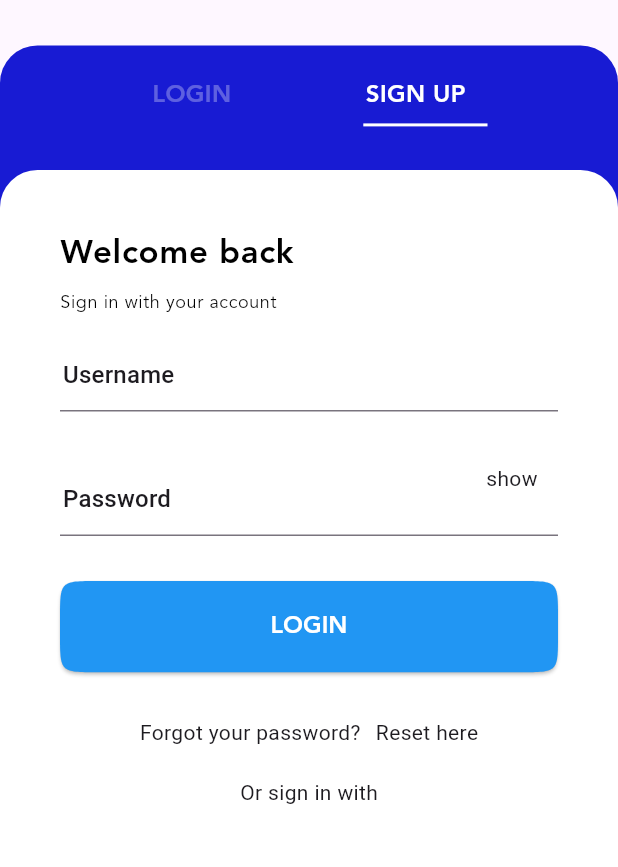
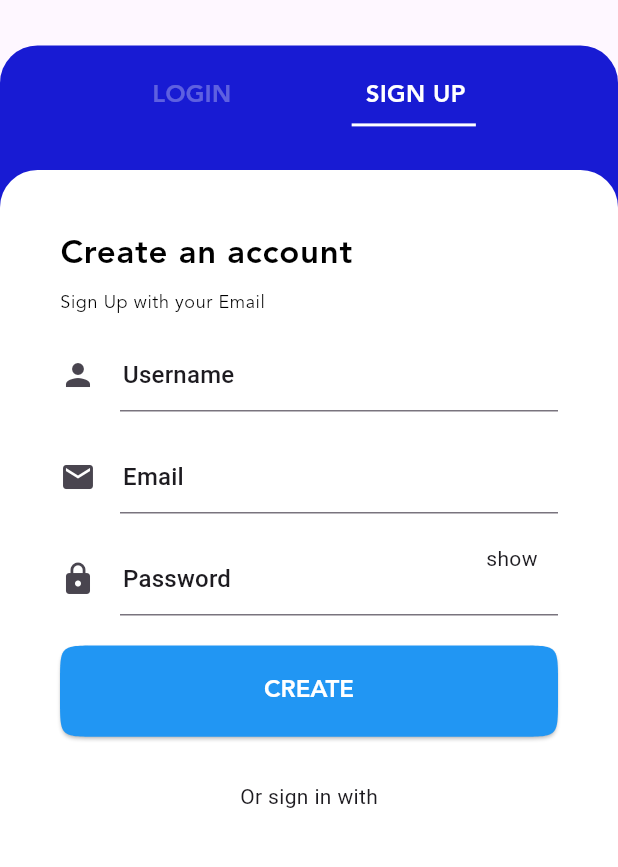
Before and after one commit to Kaspian021/Blog-Sys, a Flutter app: the SelectRegister screen opened by its route, after a tap on "SIGN UP", on a phone screen of 412 x 824 dp, the part 155-1022 px from its top. Run offline on Flutter 3.47's test engine with Material 3 defaults, Android fonts, the phone set to English and light mode, and no system bars; our stand-ins replace dots_indicator, flutter_spinkit, get.

Commit message:
chenge style register Screen

```diff
--- a/lib/controller/login_controller.dart
+++ b/lib/controller/login_controller.dart
@@ -4,12 +4,16 @@ import 'package:get/get.dart';
 
 class LoginController extends GetxController {
 
+  RxBool obscureTextBool = true.obs;
+  RxBool username = false.obs;
+  RxBool isEmailOk = false.obs;
+  RxBool isPassportOk = false.obs;
+
   TextEditingController textUserNameEditingController = TextEditingController();
   TextEditingController textPasswordUPEditingController = TextEditingController();
 
-  RxBool loginSelect = true.obs;
-  RxBool signUpSelect = false.obs;
-  RxBool obscureTextBool = true.obs;
+
+
 
 
 
--- a/lib/controller/register_controller.dart
+++ b/lib/controller/register_controller.dart
@@ -4,10 +4,14 @@ import 'package:get/get.dart';
 
 class RegisterController extends GetxController {
 
-  RxBool loginSelect = true.obs;
-  RxBool signUpSelect = false.obs;
+
   RxBool obscureTextBool = true.obs;
+  RxBool username = false.obs;
+  RxBool isEmailOk = false.obs;
+  RxBool isPassportOk = false.obs;
+
   TextEditingController textUserNameEditingController = TextEditingController();
+  TextEditingController textEmailEditingController = TextEditingController();
   TextEditingController textPasswordUPEditingController = TextEditingController();
 
 }
--- a/lib/view/Screens/register&Login/login_screen.dart
+++ b/lib/view/Screens/register&Login/login_screen.dart
@@ -5,12 +5,8 @@ import 'package:get/get.dart';
 
 // ignore: must_be_immutable
 
-
 class LoginScreen extends StatefulWidget {
-  const LoginScreen({
-    super.key,
-    required this.textStyle,
-  });
+  const LoginScreen({super.key, required this.textStyle});
 
   final TextTheme textStyle;
 
@@ -20,8 +16,7 @@ class LoginScreen extends StatefulWidget {
 
 class _LoginScreenState extends State<LoginScreen>
     with SingleTickerProviderStateMixin {
-
-      final controller= Get.find<LoginController>();
+  final controller = Get.find<LoginController>();
   @override
   void initState() {
     //animationController
@@ -39,10 +34,7 @@ class _LoginScreenState extends State<LoginScreen>
       ),
     );
 
-
-
     LoginAnimationScreen.animationController.forward();
-
 
     super.initState();
   }
@@ -66,7 +58,8 @@ class _LoginScreenState extends State<LoginScreen>
             padding: const EdgeInsets.all(40.0),
             child: AnimatedBuilder(
               builder: (context, widgets) {
-                return Column(
+                return Obx(
+                  () => Column(
                     children: [
                       Align(
                         alignment: Alignment.topLeft,
@@ -85,13 +78,20 @@ class _LoginScreenState extends State<LoginScreen>
                       ),
                       SizedBox(height: 16),
                       TextField(
+                        onChanged: (value) {
+                          if(value.isNotEmpty){
+                            controller.username.value=true;
+                          }else{
+                            controller.username.value=false;
+                          }
+                        },
                         style: widget.textStyle.titleSmall,
                         cursorHeight: 18,
                         cursorWidth: 1,
                         expands: false,
-                      controller:
-                          controller.textUserNameEditingController,
+                        controller: controller.textUserNameEditingController,
                         decoration: InputDecoration(
+                          icon: controller.username.value? Icon(Icons.check,color: Colors.green,) :Icon(Icons.person),
                           labelStyle: widget.textStyle.titleMedium,
                           label: Text('Username'),
                           fillColor: Colors.black,
@@ -101,15 +101,27 @@ class _LoginScreenState extends State<LoginScreen>
                         ),
                       ),
                       SizedBox(height: 35),
+                      //password
                       TextField(
+                        onChanged: (value) {
+
+                          if(value.isPassport){
+
+                            controller.isPassportOk.value=true;
+                          }else{
+                            controller.isPassportOk.value=false;
+                          }
+
+                        },
+
                         obscureText: controller.obscureTextBool.value,
                         style: widget.textStyle.titleSmall,
                         cursorHeight: 18,
                         cursorWidth: 1,
                         expands: false,
-                      controller:
-                          controller.textPasswordUPEditingController,
+                        controller: controller.textPasswordUPEditingController,
                         decoration: InputDecoration(
+                          icon: controller.isPassportOk.value? Icon(Icons.check,color: Colors.green,): Icon(Icons.lock),
                           labelStyle: widget.textStyle.titleMedium,
                           label: Text('Password'),
                           fillColor: Colors.black,
@@ -132,27 +144,15 @@ class _LoginScreenState extends State<LoginScreen>
                       SizedBox(height: 30),
                       ElevatedButton(
                         onPressed: () {},
-
                         style: ButtonStyle(
-                        backgroundColor: WidgetStateColor.resolveWith((
-                          callback,
-                        ) {
-                          if (callback.contains(WidgetState.pressed)) {
-                            return Colors.black;
-                          }
-                          return Colors.blue;
-                        }),
-                        animationDuration: Duration(seconds: 1),
-                        shape: WidgetStatePropertyAll(
-                          ContinuousRectangleBorder(
-                            borderRadius: BorderRadius.circular(25),
-                          ),
-                        ),
                           fixedSize: WidgetStatePropertyAll(
                             Size(Get.width / 1.2, Get.height / 13.53),
                           ),
                         ),
-                      child: Text('LOGIN', style: widget.textStyle.titleLarge),
+                        child: Text(
+                          'LOGIN',
+                          style: widget.textStyle.titleLarge,
+                        ),
                       ),
                       SizedBox(height: 30),
                       Row(
@@ -166,6 +166,7 @@ class _LoginScreenState extends State<LoginScreen>
                       SizedBox(height: 20),
                       Text('Or sign in with'),
                     ],
+                  ),
                 );
               },
               animation: LoginAnimationScreen.animationController,
@@ -175,11 +176,10 @@ class _LoginScreenState extends State<LoginScreen>
       ),
     );
   }
+
   @override
   void deactivate() {
-
     LoginAnimationScreen.animationController.dispose();
     super.deactivate();
   }
-
 }
--- a/lib/view/Screens/register&Login/register_screen.dart
+++ b/lib/view/Screens/register&Login/register_screen.dart
@@ -62,12 +62,13 @@ class _SignUpScreenState extends State<SignUpScreen>
             padding: const EdgeInsets.all(40.0),
             child: AnimatedBuilder(
               builder: (context, widgets) {
-                return Column(
+                return Obx(
+                  ()=> Column(
                     children: [
                       Align(
                         alignment: Alignment.topLeft,
                         child: Text(
-                        'Welcome back',
+                          'Create an account',
                           style: widget.textStyle.bodyLarge,
                         ),
                       ),
@@ -75,18 +76,27 @@ class _SignUpScreenState extends State<SignUpScreen>
                       Align(
                         alignment: Alignment.topLeft,
                         child: Text(
-                        'Sign in with your account',
+                          'Sign Up with your Email',
                           style: widget.textStyle.bodySmall,
                         ),
                       ),
                       SizedBox(height: 16),
+                      //Username
                       TextField(
+                        onChanged: (value) {
+                          if(value.isNotEmpty){
+                            controller.username.value=true;
+                          }else{
+                            controller.username.value=false;
+                          }
+                        },
                         style: widget.textStyle.titleSmall,
                         cursorHeight: 18,
                         cursorWidth: 1,
                         expands: false,
                         controller: controller.textUserNameEditingController,
                         decoration: InputDecoration(
+                          icon: controller.username.value? Icon(Icons.check,color: Colors.green,) :Icon(Icons.person),
                           labelStyle: widget.textStyle.titleMedium,
                           label: Text('Username'),
                           fillColor: Colors.black,
@@ -95,8 +105,48 @@ class _SignUpScreenState extends State<SignUpScreen>
                           hintFadeDuration: Duration(seconds: 1),
                         ),
                       ),
-                    SizedBox(height: 35),
+                      SizedBox(height: 20),
+                      //Email
                       TextField(
+                        onChanged: (value) {
+
+                          if(value.isEmail){
+
+                            controller.isEmailOk.value=true;
+                          }else{
+                            controller.isEmailOk.value=false;
+                          }
+
+                        },
+                        style: widget.textStyle.titleSmall,
+                        cursorHeight: 18,
+                        cursorWidth: 1,
+                        expands: false,
+                        controller: controller.textEmailEditingController,
+                        decoration: InputDecoration(
+                          icon: controller.isEmailOk.value? Icon(Icons.check,color: Colors.green,): Icon(Icons.email),
+                          labelStyle: widget.textStyle.titleMedium,
+                          label: Text('Email'),
+                          fillColor: Colors.black,
+                          hoverColor: Colors.black,
+                          contentPadding: EdgeInsets.only(left: 2),
+                          hintFadeDuration: Duration(seconds: 1),
+                        ),
+                      ),
+                      SizedBox(height: 20),
+                      //password
+                      TextField(
+                        onChanged: (value) {
+
+                          if(value.isPassport){
+
+                            controller.isPassportOk.value=true;
+                          }else{
+                            controller.isPassportOk.value=false;
+                          }
+
+                        },
+
                         obscureText: controller.obscureTextBool.value,
                         style: widget.textStyle.titleSmall,
                         cursorHeight: 18,
@@ -104,6 +154,7 @@ class _SignUpScreenState extends State<SignUpScreen>
                         expands: false,
                         controller: controller.textPasswordUPEditingController,
                         decoration: InputDecoration(
+                          icon: controller.isPassportOk.value? Icon(Icons.check,color: Colors.green,): Icon(Icons.lock),
                           labelStyle: widget.textStyle.titleMedium,
                           label: Text('Password'),
                           fillColor: Colors.black,
@@ -123,41 +174,28 @@ class _SignUpScreenState extends State<SignUpScreen>
                           ),
                         ),
                       ),
-                    SizedBox(height: 30),
+                      SizedBox(height: 20),
+                      //Submit_Button
                       ElevatedButton(
-                      onPressed: () {},
-
                         style: ButtonStyle(
-                        backgroundColor: WidgetStateColor.resolveWith((callback) {
-                          if (callback.contains(WidgetState.pressed)) {
-                            return Colors.black;
-                          }
-                          return Colors.blue;
-                        }),
-                        animationDuration: Duration(seconds: 1),
-                        shape: WidgetStatePropertyAll(
-                          ContinuousRectangleBorder(
-                            borderRadius: BorderRadius.circular(25),
-                          ),
-                        ),
                           fixedSize: WidgetStatePropertyAll(
                             Size(Get.width / 1.2, Get.height / 13.53),
                           ),
                         ),
-                      child: Text('LOGIN', style: widget.textStyle.titleLarge),
+                        onPressed: () {},
+                        child: Text('CREATE', style: widget.textStyle.titleLarge),
                       ),
+
+
                       SizedBox(height: 30),
+                      Text('Or sign in with'),
                       Row(
-                      mainAxisAlignment: MainAxisAlignment.center,
                         children: [
-                        Text('Forgot your password?'),
-                        SizedBox(width: 10),
-                        Text('Reset here'),
+
+                        ],
+                      )
                     ],
                   ),
-                    SizedBox(height: 20),
-                    Text('Or sign in with'),
-                  ],
                 );
               },
               animation: SignUpAnimationScreen.animationController,
--- a/lib/view/Screens/register&Login/select_register.dart
+++ b/lib/view/Screens/register&Login/select_register.dart
@@ -16,6 +16,12 @@ class SelectRegister extends StatefulWidget {
 
 class _SelectRegisterState extends State<SelectRegister>
     with SingleTickerProviderStateMixin {
+
+  //controll_Screen
+  RxBool loginSelect = true.obs;
+  RxBool signUpSelect = false.obs;
+
+  //Controller_Register
   var loginController = Get.put(LoginController());
   var signUpController= Get.put(RegisterController());
   //dividerAniamtion
@@ -31,7 +37,7 @@ class _SelectRegisterState extends State<SelectRegister>
 
     animationDivider = Tween<Offset>(
       begin: Offset(-.2, 0),
-      end: Offset(.2, 0),
+      end: Offset(.18, 0),
     ).animate(CurvedAnimation(parent: controller, curve: Curves.elasticInOut));
 
     super.initState();
@@ -76,11 +82,11 @@ class _SelectRegisterState extends State<SelectRegister>
                                 GestureDetector(
                                   onTap: () {
 
-                                      if (!loginController.loginSelect.value &&
-                                          loginController.signUpSelect.value) {
-                                        loginController.loginSelect.value =
+                                      if (!loginSelect.value &&
+                                          signUpSelect.value) {
+                                        loginSelect.value =
                                             true;
-                                        loginController.signUpSelect.value =
+                                        signUpSelect.value =
                                             false;
                                             controller.reverse();
                                       }
@@ -94,7 +100,7 @@ class _SelectRegisterState extends State<SelectRegister>
                                       fontFamily: 'Avenir',
                                       fontWeight: FontWeight.w700,
                                       color:
-                                          loginController.loginSelect.value
+                                          loginSelect.value
                                               ? Colors.white
                                               : Colors.white30,
                                       fontSize: 16,
@@ -104,12 +110,12 @@ class _SelectRegisterState extends State<SelectRegister>
                                 GestureDetector(
                                   onTap: () {
 
-                                      if (!loginController.signUpSelect.value &&
-                                          loginController.loginSelect.value) {
+                                      if (!signUpSelect.value &&
+                                          loginSelect.value) {
 
-                                        loginController.signUpSelect.value =
+                                        signUpSelect.value =
                                             true;
-                                        loginController.loginSelect.value =
+                                        loginSelect.value =
                                             false;
                                             controller.forward();
                                       }
@@ -122,7 +128,7 @@ class _SelectRegisterState extends State<SelectRegister>
                                       fontFamily: 'Avenir',
                                       fontWeight: FontWeight.w700,
                                       color:
-                                          loginController.signUpSelect.value
+                                          signUpSelect.value
                                               ? Colors.white
                                               : Colors.white30,
                                       fontSize: 16,
@@ -148,7 +154,7 @@ class _SelectRegisterState extends State<SelectRegister>
                     //login_screen|| SignUpScreen
                     Obx(
                       () =>
-                          loginController.loginSelect.value
+                          loginSelect.value
                               ? LoginScreen(textStyle: textStyle)
                               : SignUpScreen(textStyle: textStyle),
                     ),
@@ -161,4 +167,9 @@ class _SelectRegisterState extends State<SelectRegister>
       ),
     );
   }
+  @override
+  void dispose() {
+    controller.dispose();
+    super.dispose();
+  }
 }
```
Also changed, not shown: lib/main.dart (+23 -9 lines). Lines whose indentation alone changed are shown as unchanged.
